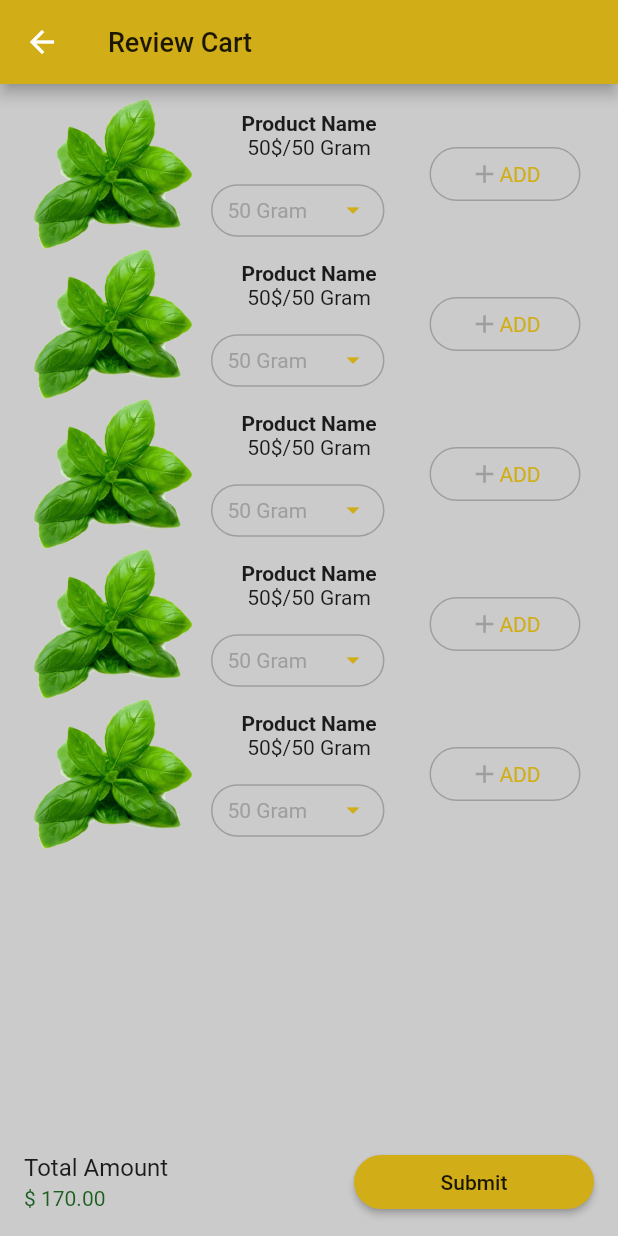
After one commit to SimantoTareq/Delivery-App-Using-Firebase-with-Provider, a Flutter app: the Myprofile screen opened directly, in the side drawer, after a tap on "Review Cart", on a phone screen of 412 x 824 dp. The commit adds this screen. Run offline on Flutter 3.47's test engine with Material 2 defaults, Android fonts, the phone set to English and light mode, and no system bars; our stand-ins replace firebase_auth, firebase_core, flutter_signin_button, google_sign_in; missing offline and left inert: dart:ffi; accounts and stored records are empty; network calls fail.

Commit message:
review cart Ui

```diff
--- /dev/null
+++ b/delivery_app/lib/review_cart/review_cart.dart
@@ -0,0 +1,52 @@
+import 'package:delivery_app/confiq/colors.dart';
+import 'package:flutter/material.dart';
+import 'package:flutter/src/widgets/container.dart';
+import 'package:flutter/src/widgets/framework.dart';
+
+import '../widgets/single_item.dart';
+
+class ReviewCart extends StatelessWidget {
+  const ReviewCart({super.key});
+
+  @override
+  Widget build(BuildContext context) {
+    return Scaffold(
+      bottomNavigationBar: ListTile(
+        title: Text("Total Amount"),
+        subtitle: Text(
+          "\$ 170.00",
+          style: TextStyle(color: Colors.green[900]),
+        ),
+        trailing: Container(
+          width: 160,
+          child: MaterialButton(
+            onPressed: () {},
+            child: Text("Submit"),
+            color: primaryColor,
+            shape:
+                RoundedRectangleBorder(borderRadius: BorderRadius.circular(30)),
+          ),
+        ),
+      ),
+      appBar: AppBar(
+        backgroundColor: primaryColor,
+        title: Text(
+          "Review Cart",
+          style: TextStyle(color: textColor, fontSize: 18),
+        ),
+      ),
+      body: ListView(
+        children: [
+          SizedBox(
+            height: 10,
+          ),
+          SingleItem(),
+          SingleItem(),
+          SingleItem(),
+          SingleItem(),
+          SingleItem(),
+        ],
+      ),
+    );
+  }
+}
--- a/delivery_app/lib/screens/home/drawer_side.dart
+++ b/delivery_app/lib/screens/home/drawer_side.dart
@@ -1,4 +1,5 @@
 import 'package:delivery_app/confiq/colors.dart';
+import 'package:delivery_app/review_cart/review_cart.dart';
 import 'package:delivery_app/screens/my_profile/my_profile.dart';
 import 'package:flutter/material.dart';
 import 'package:flutter/src/widgets/container.dart';
@@ -77,7 +78,14 @@ class _DrawerSideState extends State<DrawerSide> {
               ),
             ),
             listTile(icon: Icons.home, title: "Home"),
-            listTile(icon: Icons.shopping_bag_outlined, title: "Review Cart"),
+            listTile(
+              icon: Icons.shopping_bag_outlined,
+              title: "Review Cart",
+              onTap: () {
+                Navigator.of(context).push(
+                    MaterialPageRoute(builder: (context) => ReviewCart()));
+              },
+            ),
             listTile(
               icon: Icons.person_outline,
               title: "My Profile",
--- a/delivery_app/lib/screens/search/search.dart
+++ b/delivery_app/lib/screens/search/search.dart
@@ -1,5 +1,5 @@
 import 'package:delivery_app/confiq/colors.dart';
-import 'package:delivery_app/screens/search/search_item.dart';
+import 'package:delivery_app/widgets/single_item.dart';
 import 'package:flutter/material.dart';
 import 'package:flutter/src/widgets/container.dart';
 import 'package:flutter/src/widgets/framework.dart';
@@ -44,11 +44,11 @@ class Search extends StatelessWidget {
           SizedBox(
             height: 10,
           ),
-          SearchItem(),
-          SearchItem(),
-          SearchItem(),
-          SearchItem(),
-          SearchItem(),
+          SingleItem(),
+          SingleItem(),
+          SingleItem(),
+          SingleItem(),
+          SingleItem(),
         ],
       ),
     );
--- a/delivery_app/lib/screens/search/search_item.dart
+++ b/delivery_app/lib/widgets/single_item.dart
@@ -4,8 +4,8 @@ import 'package:flutter/material.dart';
 import 'package:flutter/src/widgets/container.dart';
 import 'package:flutter/src/widgets/framework.dart';
 
-class SearchItem extends StatelessWidget {
-  const SearchItem({super.key});
+class SingleItem extends StatelessWidget {
+  const SingleItem({super.key});
 
   @override
   Widget build(BuildContext context) {
```
